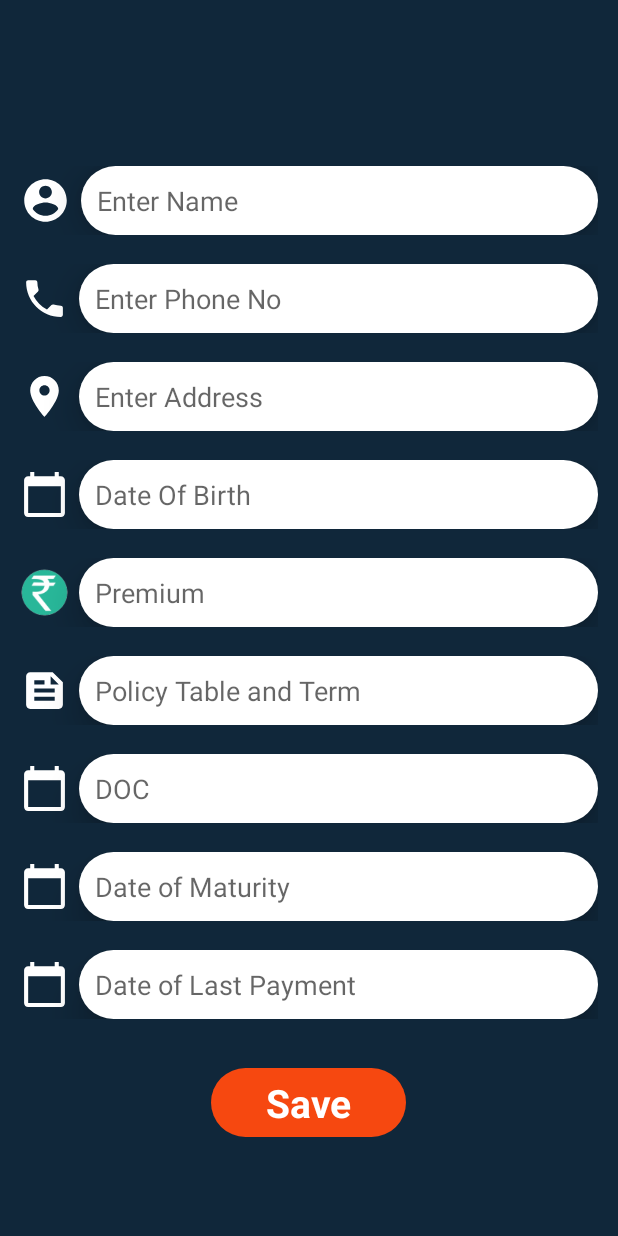
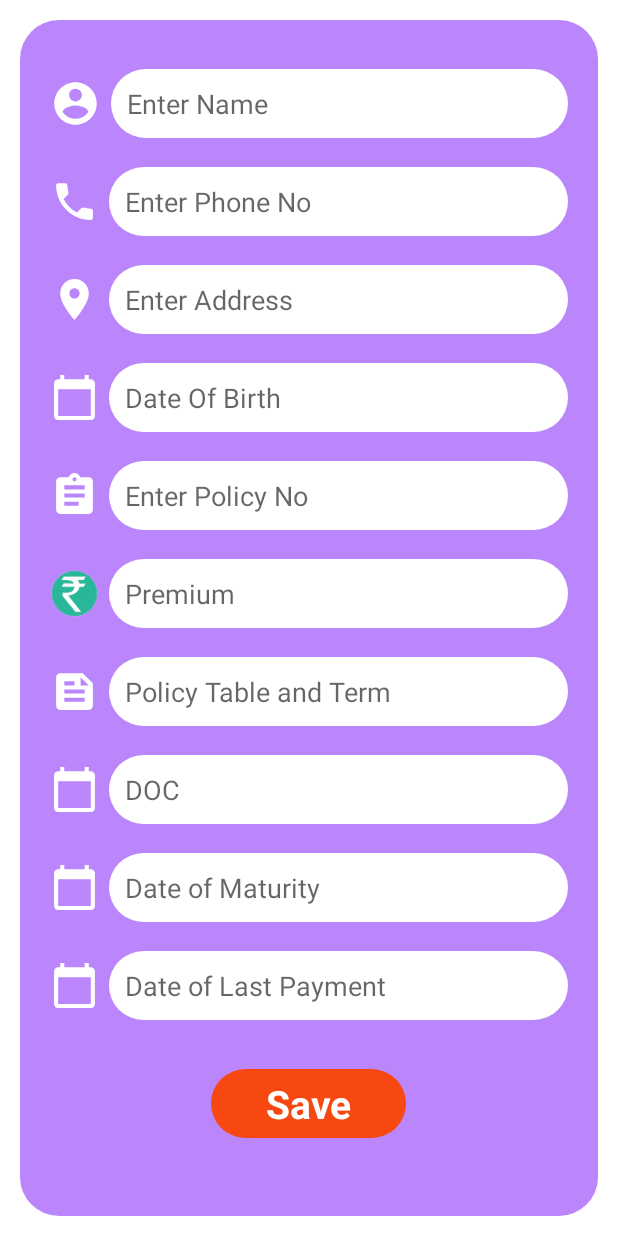
Before and after one commit to jyotirmoypatra/Lic-Agent-Register-Book, an Android app: the AddNewDetailsActivity screen opened directly, with no data from a screen before it, on a phone screen of 412 x 824 dp. Run offline under Robolectric (Android 15) with nearby library versions, the phone set to English and light mode, and no system bars; our stand-ins replace Firebase (no records; nobody signed in at launch, a user with empty details on screens opened directly), sdp/ssp sizes.

Commit message:
Update some New Design

```diff
--- a/app/src/main/java/com/jyotirmoy/licagentregister/AddNewDetailsActivity.java
+++ b/app/src/main/java/com/jyotirmoy/licagentregister/AddNewDetailsActivity.java
@@ -28,7 +28,7 @@ import java.util.UUID;
 
 public class AddNewDetailsActivity extends AppCompatActivity {
 
-    EditText name, phoneNo, address, dob, premium, policyTable, Doc, dateMaturity, dateLastPayment;
+    EditText name, phoneNo, address, dob,policyNo, premium, policyTable, Doc, dateMaturity, dateLastPayment;
     TextView save_btn;
     final Calendar myCalendar = Calendar.getInstance();
     FirebaseDatabase database;
@@ -46,6 +46,7 @@ public class AddNewDetailsActivity extends AppCompatActivity {
         phoneNo = findViewById(R.id.enterPhoneNo);
         address = findViewById(R.id.enterAddress);
         dob = findViewById(R.id.enterDob);
+        policyNo=findViewById(R.id.enterPolicyNo);
         premium = findViewById(R.id.enterPremium);
         policyTable = findViewById(R.id.enterPolicyTable);
         Doc = findViewById(R.id.enterDoc);
@@ -159,6 +160,7 @@ public class AddNewDetailsActivity extends AppCompatActivity {
                 String Phone = phoneNo.getText().toString().trim();
                 String Address = address.getText().toString().trim();
                 String DOB = dob.getText().toString().trim();
+                String PolicyNo =policyNo.getText().toString().trim();
                 String Premium = premium.getText().toString().trim();
                 String PolicyTable = policyTable.getText().toString().trim();
                 String DOC = Doc.getText().toString().trim();
@@ -181,6 +183,10 @@ public class AddNewDetailsActivity extends AppCompatActivity {
                     pd.dismiss();
                     dob.setError("Please Enter Date Of Birth");
                     Toast.makeText(AddNewDetailsActivity.this, "Please Enter DOB", Toast.LENGTH_SHORT).show();
+                } else if (TextUtils.isEmpty(PolicyNo)) {
+                    pd.dismiss();
+                    policyNo.setError("Please Enter Date Of Birth");
+                    Toast.makeText(AddNewDetailsActivity.this, "Please Enter DOB", Toast.LENGTH_SHORT).show();
                 } else if (TextUtils.isEmpty(Premium)) {
                     pd.dismiss();
                     premium.setError("Please Enter Premium");
@@ -197,7 +203,7 @@ public class AddNewDetailsActivity extends AppCompatActivity {
 
                     String RandomUid = UUID.randomUUID().toString();
                     DatabaseReference reference = database.getReference().child("user").child(auth.getUid()).child("PolicyHolder").child(RandomUid);
-                    PolicyHolderDetailsModel policyHolderDetailsModel = new PolicyHolderDetailsModel(RandomUid, FullName, Phone, Address, DOB, Premium,
+                    PolicyHolderDetailsModel policyHolderDetailsModel = new PolicyHolderDetailsModel(RandomUid, FullName, Phone, Address, DOB, PolicyNo,Premium,
                             PolicyTable, DOC, DateOfMaturity, DateOfLastPayment);
                     reference.setValue(policyHolderDetailsModel).addOnCompleteListener(new OnCompleteListener<Void>() {
                         @Override
@@ -210,6 +216,7 @@ public class AddNewDetailsActivity extends AppCompatActivity {
                                 phoneNo.setText("");
                                 address.setText("");
                                 dob.setText("");
+                                policyNo.setText("");
                                 premium.setText("");
                                 policyTable.setText("");
                                 Doc.setText("");
--- a/app/src/main/java/com/jyotirmoy/licagentregister/PolicyHolderAdapter.java
+++ b/app/src/main/java/com/jyotirmoy/licagentregister/PolicyHolderAdapter.java
@@ -47,6 +47,7 @@ public class PolicyHolderAdapter extends RecyclerView.Adapter<PolicyHolderAdapte
                intent.putExtra("phoneNo", filterItemList.get(position).getPhone());
                intent.putExtra("address", filterItemList.get(position).getAddress());
                intent.putExtra("DOB", filterItemList.get(position).getDob());
+               intent.putExtra("PolicyNumber", filterItemList.get(position).getPolicyNo());
                intent.putExtra("premium", filterItemList.get(position).getPremium());
                intent.putExtra("policyTable", filterItemList.get(position).getPolicyTableTerm());
                intent.putExtra("DOC", filterItemList.get(position).getDoc());
--- a/app/src/main/java/com/jyotirmoy/licagentregister/SearchActivity.java
+++ b/app/src/main/java/com/jyotirmoy/licagentregister/SearchActivity.java
@@ -9,7 +9,9 @@ import android.content.Intent;
 import android.os.Bundle;
 import android.text.Editable;
 import android.text.TextWatcher;
+import android.view.View;
 import android.widget.EditText;
+import android.widget.ProgressBar;
 
 import com.google.firebase.auth.FirebaseAuth;
 import com.google.firebase.database.DataSnapshot;
@@ -30,12 +32,14 @@ public class SearchActivity extends AppCompatActivity {
      EditText searchBox;
      CharSequence search="";
 
+
     @Override
     protected void onCreate(Bundle savedInstanceState) {
         super.onCreate(savedInstanceState);
         setContentView(R.layout.activity_search);
 
          searchBox=findViewById(R.id.searchName);
+
 
         auth=FirebaseAuth.getInstance();
         database=FirebaseDatabase.getInstance();
@@ -51,6 +55,7 @@ public class SearchActivity extends AppCompatActivity {
         recyclerView.setAdapter(policyHolderAdapter);
 
 
+
         reference.addValueEventListener(new ValueEventListener() {
             @Override
             public void onDataChange(@NonNull DataSnapshot snapshot) {
@@ -60,6 +65,7 @@ public class SearchActivity extends AppCompatActivity {
                     policyHolderDetailsModelList.add(policyHolderDetailsModel);
                 }
                 policyHolderAdapter.notifyDataSetChanged();
+
             }
 
             @Override
--- /dev/null
+++ b/app/src/main/res/drawable/recyclerview_additem.xml
@@ -0,0 +1,6 @@
+<?xml version="1.0" encoding="utf-8"?>
+<shape xmlns:android="http://schemas.android.com/apk/res/android">
+<solid android:color="@color/purple_200" />
+    <corners android:radius="@dimen/_20sdp" />
+
+</shape>
--- a/app/src/main/res/layout/activity_add_new_details.xml
+++ b/app/src/main/res/layout/activity_add_new_details.xml
@@ -1,34 +1,38 @@
 <?xml version="1.0" encoding="utf-8"?>
-
-
-<ScrollView xmlns:android="http://schemas.android.com/apk/res/android"
-    android:layout_width="match_parent"
-    android:layout_height="match_parent"
-    android:scrollbarThumbVertical="@android:color/darker_gray"
-    android:background="#10273A"
-    >
-
 <RelativeLayout xmlns:android="http://schemas.android.com/apk/res/android"
     xmlns:app="http://schemas.android.com/apk/res-auto"
     xmlns:tools="http://schemas.android.com/tools"
     android:layout_width="match_parent"
     android:layout_height="match_parent"
-        android:layout_gravity="center"
-android:layout_marginTop="@dimen/_20sdp"
+    android:orientation="vertical"
+    tools:context=".ViewDetailsActivity">
+    <LinearLayout
+        android:layout_width="match_parent"
+        android:layout_height="match_parent"
+        android:orientation="vertical"
+        android:elevation="5dp"
+        android:padding="@dimen/_10sdp"
+        >
 
-        android:background="#10273A"
-        android:isScrollContainer="true"
-        android:orientation="vertical"
+        <ScrollView
+            android:layout_width="match_parent"
+            android:layout_height="match_parent"
 
-        tools:context=".AddNewDetailsActivity">
-
-
+            android:paddingTop="@dimen/_15sdp"
+            android:paddingLeft="@dimen/_5sdp"
+            android:paddingRight="@dimen/_5sdp"
+            android:paddingBottom="@dimen/_15sdp"
+            android:background="@drawable/recyclerview_additem">
+            <LinearLayout
+                android:layout_width="match_parent"
+                android:layout_height="match_parent"
+                android:orientation="vertical">
                 <LinearLayout
                     android:id="@+id/name"
                     android:layout_width="match_parent"
                     android:layout_height="wrap_content"
                     android:layout_marginLeft="@dimen/_10sdp"
-            android:layout_marginTop="@dimen/_15sdp"
+                    android:layout_marginTop="@dimen/_10sdp"
                     android:layout_marginRight="@dimen/_10sdp"
                     android:gravity="center"
                     android:orientation="horizontal">
@@ -44,17 +48,15 @@ android:layout_marginTop="@dimen/_20sdp"
                         android:layout_height="wrap_content"
                         android:layout_marginLeft="@dimen/_5sdp"
                         android:background="@drawable/edittext_add_details_page"
-                android:elevation="@dimen/_10sdp"
                         android:hint="Enter Name"
                         android:padding="@dimen/_8sdp"
                         android:textColor="@color/black" />
                 </LinearLayout>
-
                 <LinearLayout
                     android:id="@+id/phoneNo"
                     android:layout_width="match_parent"
                     android:layout_height="wrap_content"
-            android:layout_below="@id/name"
+
                     android:layout_marginLeft="@dimen/_10sdp"
                     android:layout_marginTop="@dimen/_15sdp"
                     android:layout_marginRight="@dimen/_10sdp"
@@ -73,12 +75,36 @@ android:layout_marginTop="@dimen/_20sdp"
                         android:layout_height="wrap_content"
                         android:layout_marginLeft="@dimen/_5sdp"
                         android:background="@drawable/edittext_add_details_page"
-                android:elevation="@dimen/_10sdp"
                         android:hint="Enter Phone No"
                         android:padding="@dimen/_8sdp"
                         android:textColor="@color/black" />
                 </LinearLayout>
+                <LinearLayout
+                    android:id="@+id/address"
+                    android:layout_width="match_parent"
+                    android:layout_height="wrap_content"
+                    android:layout_below="@id/phoneNo"
+                    android:layout_marginLeft="@dimen/_10sdp"
+                    android:layout_marginTop="@dimen/_15sdp"
+                    android:layout_marginRight="@dimen/_10sdp"
+                    android:gravity="center"
+                    android:orientation="horizontal">
 
+                    <ImageView
+                        android:layout_width="@dimen/_25sdp"
+                        android:layout_height="@dimen/_25sdp"
+                        android:src="@drawable/ic_location" />
+
+                    <EditText
+                        android:id="@+id/enterAddress"
+                        android:layout_width="match_parent"
+                        android:layout_height="wrap_content"
+                        android:layout_marginLeft="@dimen/_5sdp"
+                        android:background="@drawable/edittext_add_details_page"
+                        android:hint="Enter Address"
+                        android:padding="@dimen/_8sdp"
+                        android:textColor="@color/black" />
+                </LinearLayout>
                 <LinearLayout
                     android:id="@+id/Dob"
                     android:layout_width="match_parent"
@@ -101,7 +127,6 @@ android:layout_marginTop="@dimen/_20sdp"
                         android:layout_height="wrap_content"
                         android:layout_marginLeft="@dimen/_5sdp"
                         android:background="@drawable/edittext_add_details_page"
-                android:elevation="@dimen/_10sdp"
                         android:hint="Date Of Birth"
                         android:clickable="false"
                         android:cursorVisible="false"
@@ -112,13 +137,11 @@ android:layout_marginTop="@dimen/_20sdp"
 
 
                 </LinearLayout>
-
-
                 <LinearLayout
-            android:id="@+id/address"
+                    android:id="@+id/policyNo"
                     android:layout_width="match_parent"
                     android:layout_height="wrap_content"
-            android:layout_below="@id/phoneNo"
+                    android:layout_below="@id/Dob"
                     android:layout_marginLeft="@dimen/_10sdp"
                     android:layout_marginTop="@dimen/_15sdp"
                     android:layout_marginRight="@dimen/_10sdp"
@@ -128,16 +151,15 @@ android:layout_marginTop="@dimen/_20sdp"
                     <ImageView
                         android:layout_width="@dimen/_25sdp"
                         android:layout_height="@dimen/_25sdp"
-                android:src="@drawable/ic_location" />
+                        android:src="@drawable/ic_policy_icon" />
 
                     <EditText
-                android:id="@+id/enterAddress"
+                        android:id="@+id/enterPolicyNo"
                         android:layout_width="match_parent"
                         android:layout_height="wrap_content"
                         android:layout_marginLeft="@dimen/_5sdp"
                         android:background="@drawable/edittext_add_details_page"
-                android:elevation="@dimen/_10sdp"
-                android:hint="Enter Address"
+                        android:hint="Enter Policy No"
                         android:padding="@dimen/_8sdp"
                         android:textColor="@color/black" />
                 </LinearLayout>
@@ -146,7 +168,7 @@ android:layout_marginTop="@dimen/_20sdp"
                     android:id="@+id/Premium"
                     android:layout_width="match_parent"
                     android:layout_height="wrap_content"
-            android:layout_below="@id/Dob"
+                    android:layout_below="@id/policyNo"
                     android:layout_marginLeft="@dimen/_10sdp"
                     android:layout_marginTop="@dimen/_15sdp"
                     android:layout_marginRight="@dimen/_10sdp"
@@ -161,11 +183,9 @@ android:layout_marginTop="@dimen/_20sdp"
                     <EditText
                         android:id="@+id/enterPremium"
                         android:layout_width="match_parent"
-                android:inputType="number"
                         android:layout_height="wrap_content"
                         android:layout_marginLeft="@dimen/_5sdp"
                         android:background="@drawable/edittext_add_details_page"
-                android:elevation="@dimen/_10sdp"
                         android:hint="Premium"
                         android:padding="@dimen/_8sdp"
                         android:textColor="@color/black" />
@@ -193,7 +213,6 @@ android:layout_marginTop="@dimen/_20sdp"
                         android:layout_height="wrap_content"
                         android:layout_marginLeft="@dimen/_5sdp"
                         android:background="@drawable/edittext_add_details_page"
-                android:elevation="@dimen/_10sdp"
                         android:hint="Policy Table and Term"
                         android:padding="@dimen/_8sdp"
                         android:textColor="@color/black" />
@@ -221,7 +240,6 @@ android:layout_marginTop="@dimen/_20sdp"
                         android:layout_height="wrap_content"
                         android:layout_marginLeft="@dimen/_5sdp"
                         android:background="@drawable/edittext_add_details_page"
-                android:elevation="@dimen/_10sdp"
                         android:hint="DOC"
                         android:padding="@dimen/_8sdp"
                         android:textColor="@color/black"
@@ -255,7 +273,6 @@ android:layout_marginTop="@dimen/_20sdp"
                         android:layout_height="wrap_content"
                         android:layout_marginLeft="@dimen/_5sdp"
                         android:background="@drawable/edittext_add_details_page"
-                android:elevation="@dimen/_10sdp"
                         android:hint="Date of Maturity"
                         android:padding="@dimen/_8sdp"
                         android:textColor="@color/black"
@@ -289,7 +306,6 @@ android:layout_marginTop="@dimen/_20sdp"
                         android:layout_height="wrap_content"
                         android:layout_marginLeft="@dimen/_5sdp"
                         android:background="@drawable/edittext_add_details_page"
-                android:elevation="@dimen/_10sdp"
                         android:hint="Date of Last Payment"
                         android:padding="@dimen/_8sdp"
                         android:textColor="@color/black"
@@ -300,7 +316,6 @@ android:layout_marginTop="@dimen/_20sdp"
 
 
                 </LinearLayout>
-
                 <LinearLayout
                     android:layout_width="match_parent"
                     android:layout_height="wrap_content"
@@ -324,7 +339,9 @@ android:layout_marginTop="@dimen/_20sdp"
                         android:textStyle="bold" />
 
                 </LinearLayout>
+            </LinearLayout>
 
+        </ScrollView>
 
+    </LinearLayout>
 </RelativeLayout>
-</ScrollView>
```
Also changed, not shown: app/src/main/java/com/jyotirmoy/licagentregister/PolicyHolderDetailsModel.java (+15 -2 lines), app/src/main/java/com/jyotirmoy/licagentregister/ViewDetailsActivity.java (+15 -3 lines), app/src/main/res/layout/activity_search.xml (+0 -8 lines), app/src/main/res/layout/activity_view_details.xml (+28 -0 lines), 2 other files. Lines whose indentation alone changed are shown as unchanged.
